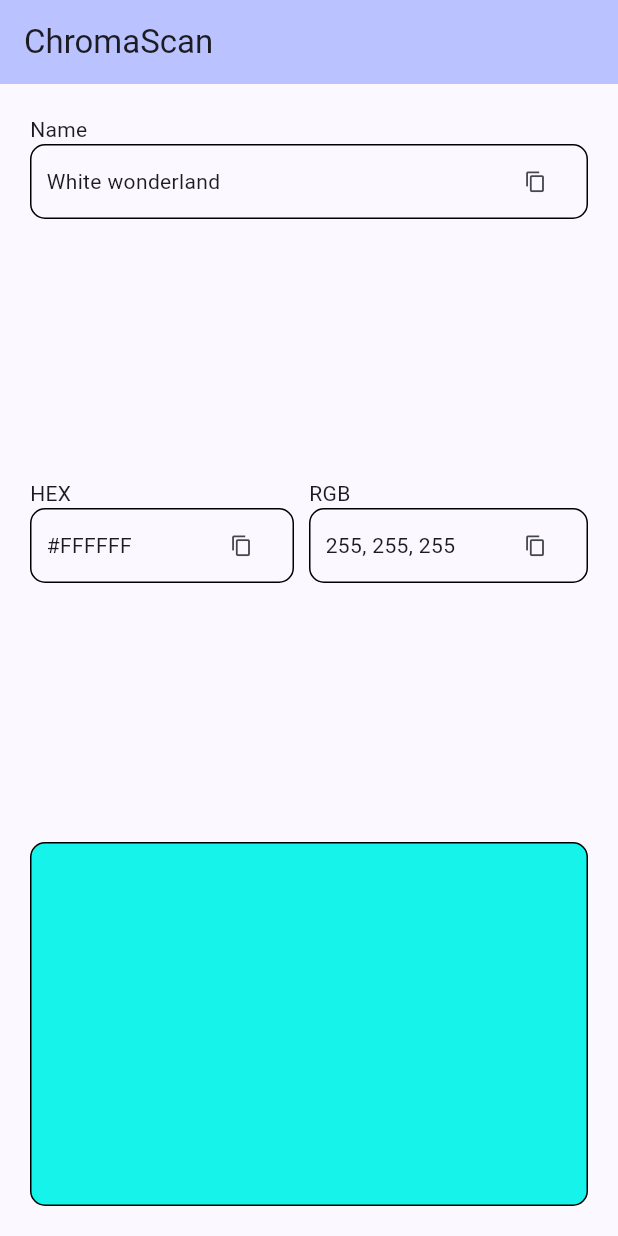
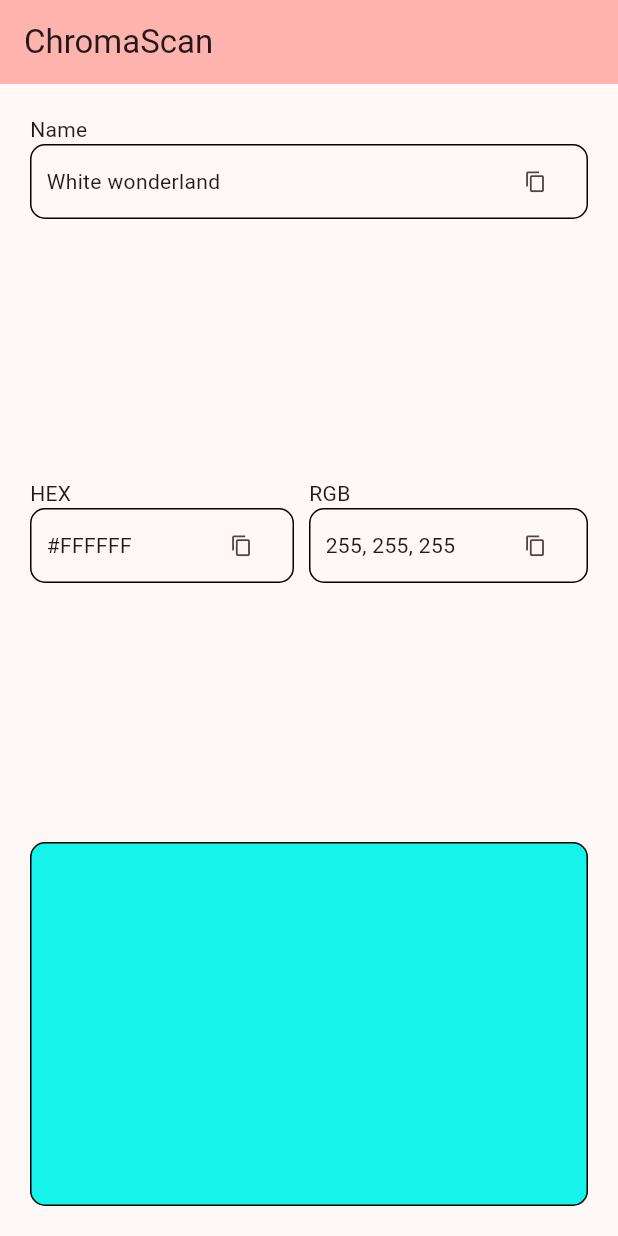
Before and after one commit to kaitlynnchan/chroma-scan, a Flutter app: the screen it shows after launch, on a phone screen of 412 x 824 dp. Run offline on Flutter 3.47's test engine with Material 2 defaults, Android fonts, the phone set to English and light mode, and no system bars.

Commit message:
Update theme

```diff
--- a/flutter_app/lib/main.dart
+++ b/flutter_app/lib/main.dart
@@ -15,7 +15,7 @@
       title: 'Chroma Scan',
       theme: ThemeData(
         // This is the theme of your application.
-        colorScheme: ColorScheme.fromSeed(seedColor: Colors.indigo),
+        colorScheme: ColorScheme.fromSeed(seedColor: Colors.redAccent),
         useMaterial3: true,
       ),
       home: const MyHomePage(title: 'ChromaScan'),
@@ -108,6 +108,7 @@
                 child: SizedBox.expand(
                   child: DecoratedBox(
                     decoration: BoxDecoration(
+                      // visible colour
                       color: Color.fromRGBO(21, 243, 234, 1),
                       border: Border.all(
                         color: Colors.black
@@ -130,12 +131,10 @@
     super.key,
     required this.label,
     required this.text,
-    this.width = double.infinity,
   });
 
   final String label;
   final String text;
-  final double width;
 
   void _onPressed(){
     print(text);
```
